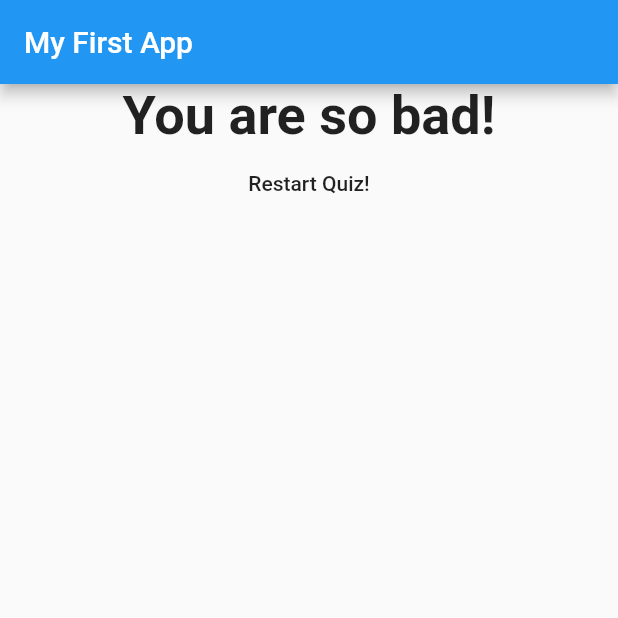
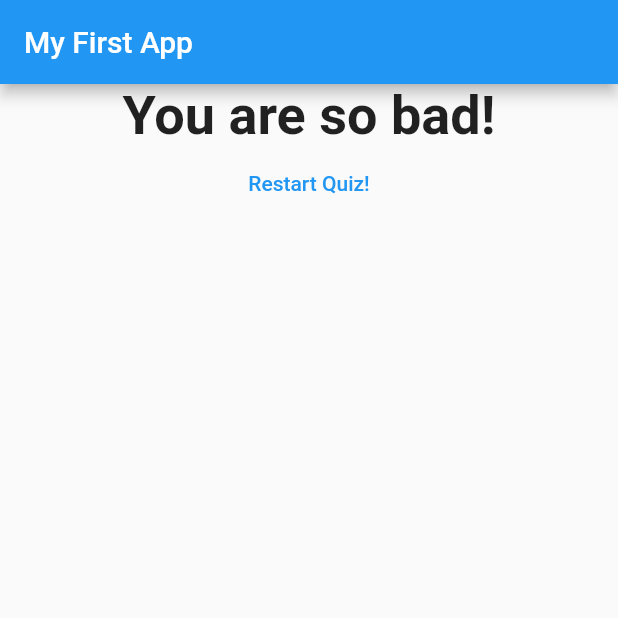
Before and after one commit to tuckermiles70/Flutter-Quiz-App, a Flutter app: the screen it shows after launch, after a tap on "Black", after a tap on "Snake", after a tap on "Salad", on a phone screen of 412 x 824 dp, the top half of it. Run offline on Flutter 3.47's test engine with Material 2 defaults, Android fonts, the phone set to English and light mode, and no system bars.

Commit message:
final version done

```diff
--- a/lib/result.dart
+++ b/lib/result.dart
@@ -31,7 +31,11 @@ class Result extends StatelessWidget {
             style: TextStyle(fontSize: 36, fontWeight: FontWeight.bold),
             textAlign: TextAlign.center,
           ),
-          FlatButton(child: Text('Restart Quiz!'), onPressed: resetHandler,),
+          FlatButton(
+            child: Text('Restart Quiz!'),
+            textColor: Colors.blue,
+            onPressed: resetHandler,
+          ),
         ],
       ),
     );
```
